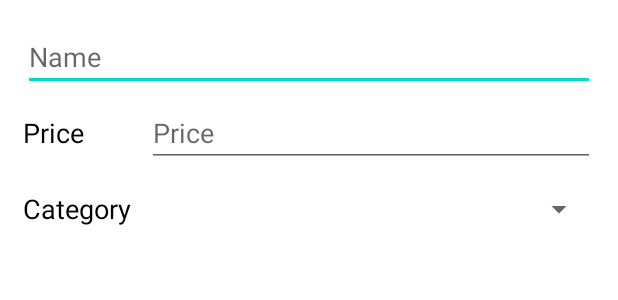
After one commit to avitim/AccountBookForMe_android, an Android app: the layout dialog_add_item.xml on its own in the app's theme, with its tools: preview values and no code run, on a phone screen of 412 x 824 dp. The commit adds this screen. Shown: the top 300 px of the screen. Run offline under Robolectric (Android 15) with nearby library versions, the light colour scheme and no system bars.

Commit message:
[update] 品物入力ダイアログ作成

```diff
--- a/AccountBookForMe/app/src/main/java/com/example/accountbookforme/adapter/DialogPaymentsAdapter.kt
+++ b/AccountBookForMe/app/src/main/java/com/example/accountbookforme/adapter/DialogPaymentsAdapter.kt
@@ -21,13 +21,13 @@ class DialogPaymentsAdapter(context: Context, var paymentList: List<Payment>) :
         var view = convertView
 
         if (view == null) {
-            view = layoutInflater.inflate(R.layout.dialog_item, parent, false)
+            view = layoutInflater.inflate(R.layout.filter_list_item, parent, false)
         }
 
-        val idView = view?.findViewById<TextView>(R.id.dialog_item_id)
+        val idView = view?.findViewById<TextView>(R.id.dialog_filter_id)
         idView?.text = payment.id.toString()
 
-        val nameView = view?.findViewById<TextView>(R.id.dialog_item_name)
+        val nameView = view?.findViewById<TextView>(R.id.dialog_filter_name)
         nameView?.text = payment.id.toString()
 
         return view!!
--- a/AccountBookForMe/app/src/main/java/com/example/accountbookforme/adapter/DialogStoresAdapter.kt
+++ b/AccountBookForMe/app/src/main/java/com/example/accountbookforme/adapter/DialogStoresAdapter.kt
@@ -21,13 +21,13 @@
         var view = convertView
 
         if (view == null) {
-            view = layoutInflater.inflate(R.layout.dialog_item, parent, false)
+            view = layoutInflater.inflate(R.layout.filter_list_item, parent, false)
         }
 
-        val idView = view?.findViewById<TextView>(R.id.dialog_item_id)
+        val idView = view?.findViewById<TextView>(R.id.dialog_filter_id)
         idView?.text = store.id.toString()
 
-        val nameView = view?.findViewById<TextView>(R.id.dialog_item_name)
+        val nameView = view?.findViewById<TextView>(R.id.dialog_filter_name)
         nameView?.text = store.name
 
         return view!!
--- a/AccountBookForMe/app/src/main/java/com/example/accountbookforme/fragment/ExpensesFragment.kt
+++ b/AccountBookForMe/app/src/main/java/com/example/accountbookforme/fragment/ExpensesFragment.kt
@@ -40,8 +40,8 @@ class ExpensesFragment : Fragment() {
         expenseAdapter = ExpenseAdapter()
 
         // セルのクリック処理
-        expenseAdapter.setOnExpenseItemClickListener(
-            object : ExpenseAdapter.OnExpenseItemClickListener {
+        expenseAdapter.setOnExpenseClickListener(
+            object : ExpenseAdapter.OnExpenseClickListener {
                 override fun onItemClick(expense: Expense) {
                     val intent = Intent(context, DetailActivity::class.java)
                     // 支出IDを渡す
--- a/AccountBookForMe/app/src/main/java/com/example/accountbookforme/model/ExpenseDetail.kt
+++ b/AccountBookForMe/app/src/main/java/com/example/accountbookforme/model/ExpenseDetail.kt
@@ -18,8 +18,8 @@ data class ExpenseDetail(
 
     var note: String? = null,
 
-    var paymentList: List<Payment>,
+    var paymentList: MutableList<Payment> = mutableListOf(),
 
-    var itemList: List<Item>,
+    var itemList: MutableList<Item> = mutableListOf(),
 
     )
--- /dev/null
+++ b/AccountBookForMe/app/src/main/res/layout/dialog_add_item.xml
@@ -0,0 +1,105 @@
+<?xml version="1.0" encoding="utf-8"?>
+<layout xmlns:android="http://schemas.android.com/apk/res/android"
+    xmlns:app="http://schemas.android.com/apk/res-auto"
+    xmlns:tools="http://schemas.android.com/tools">
+
+    <data>
+        <variable
+            name="vm"
+            type="com.example.accountbookforme.viewmodel.DialogAddItemViewModel" />
+    </data>
+
+    <androidx.constraintlayout.widget.ConstraintLayout
+        android:layout_width="match_parent"
+        android:layout_height="match_parent">
+
+        <EditText
+            android:id="@+id/itemName"
+            android:layout_width="0dp"
+            android:layout_height="wrap_content"
+            android:layout_margin="15dp"
+            android:ems="10"
+            android:hint="Name"
+            android:inputType="text"
+            app:layout_constraintEnd_toEndOf="parent"
+            app:layout_constraintStart_toStartOf="parent"
+            app:layout_constraintTop_toTopOf="parent" />
+
+        <TextView
+            android:id="@+id/itemPriceLabel"
+            android:layout_width="0dp"
+            android:layout_height="wrap_content"
+            android:layout_marginStart="15dp"
+            android:text="Price"
+            android:textColor="@color/black"
+            android:textSize="18sp"
+            app:layout_constraintStart_toStartOf="parent"
+            app:layout_constraintTop_toBottomOf="@+id/barrierName" />
+
+        <EditText
+            android:id="@+id/itemPrice"
+            android:layout_width="0dp"
+            android:layout_height="wrap_content"
+            android:layout_marginEnd="15dp"
+            android:ems="10"
+            android:hint="Price"
+            android:inputType="numberSigned"
+            app:layout_constraintBottom_toBottomOf="@+id/itemPriceLabel"
+            app:layout_constraintEnd_toEndOf="parent"
+            app:layout_constraintStart_toStartOf="@+id/barrierLabel"
+            app:layout_constraintTop_toTopOf="@+id/itemPriceLabel" />
+
+        <TextView
+            android:id="@+id/itemCategoryLabel"
+            android:layout_width="wrap_content"
+            android:layout_height="wrap_content"
+            android:layout_marginStart="15dp"
+            android:text="Category"
+            android:textColor="@color/black"
+            android:textSize="18sp"
+            app:layout_constraintStart_toStartOf="parent"
+            app:layout_constraintTop_toBottomOf="@+id/barrierPrice" />
+
+        <Spinner
+            android:id="@+id/itemCategory"
+            android:layout_width="0dp"
+            android:layout_height="wrap_content"
+            android:layout_marginEnd="15dp"
+            android:ems="10"
+            android:inputType="textPersonName"
+            android:text="Name"
+            app:layout_constraintBottom_toBottomOf="@+id/itemCategoryLabel"
+            app:layout_constraintEnd_toEndOf="parent"
+            app:layout_constraintStart_toStartOf="@+id/barrierLabel"
+            app:layout_constraintTop_toTopOf="@+id/itemCategoryLabel" />
+
+        <androidx.constraintlayout.widget.Barrier
+            android:id="@+id/barrierLabel"
+            android:layout_width="wrap_content"
+            android:layout_height="wrap_content"
+            app:barrierDirection="end"
+            app:barrierMargin="10dp"
+            app:constraint_referenced_ids="itemPriceLabel,itemCategoryLabel"
+            tools:layout_editor_absoluteX="72dp" />
+
+        <androidx.constraintlayout.widget.Barrier
+            android:id="@+id/barrierPrice"
+            android:layout_width="wrap_content"
+            android:layout_height="wrap_content"
+            app:barrierDirection="bottom"
+            app:barrierMargin="15dp"
+            app:constraint_referenced_ids="itemPrice,itemPriceLabel"
+            tools:layout_editor_absoluteY="60dp" />
+
+        <androidx.constraintlayout.widget.Barrier
+            android:id="@+id/barrierName"
+            android:layout_width="wrap_content"
+            android:layout_height="wrap_content"
+            app:barrierDirection="bottom"
+            app:barrierMargin="15dp"
+            app:constraint_referenced_ids="itemName"
+            tools:layout_editor_absoluteX="221dp"
+            tools:layout_editor_absoluteY="441dp" />
+
+    </androidx.constraintlayout.widget.ConstraintLayout>
+</layout>
--- a/AccountBookForMe/app/src/main/res/layout/dialog_item.xml
+++ b/AccountBookForMe/app/src/main/res/layout/filter_list_item.xml
@@ -4,14 +4,14 @@
     android:layout_height="match_parent">
 
     <TextView
-        android:id="@+id/dialog_item_id"
+        android:id="@+id/dialog_filter_id"
         android:layout_width="wrap_content"
         android:layout_height="wrap_content"
         android:layout_weight="1"
         android:visibility="gone" />
 
     <TextView
-        android:id="@+id/dialog_item_name"
+        android:id="@+id/dialog_filter_name"
         android:layout_width="wrap_content"
         android:layout_height="wrap_content"
         android:layout_weight="1"
```
Also changed, not shown: AccountBookForMe/app/src/main/java/com/example/accountbookforme/adapter/ExpenseAdapter.kt (+3 -7 lines), AccountBookForMe/app/src/main/java/com/example/accountbookforme/adapter/ExpenseItemAdapter.kt (+17 -0 lines), AccountBookForMe/app/src/main/java/com/example/accountbookforme/adapter/ItemCategoryAdapter.kt (added, +36 -0 lines), AccountBookForMe/app/src/main/java/com/example/accountbookforme/fragment/DialogAddItem.kt (added, +109 -0 lines), AccountBookForMe/app/src/main/java/com/example/accountbookforme/fragment/ExpenseDetailFragment.kt (+39 -11 lines), AccountBookForMe/app/src/main/java/com/example/accountbookforme/fragment/StoreListDialogFragment.kt (+1 -36 lines), AccountBookForMe/app/src/main/java/com/example/accountbookforme/model/Item.kt (+6 -6 lines), AccountBookForMe/app/src/main/java/com/example/accountbookforme/repository/CategoryRepository.kt (added, +12 -0 lines), AccountBookForMe/app/src/main/java/com/example/accountbookforme/viewmodel/CategoryViewModel.kt (added, +35 -0 lines), AccountBookForMe/app/src/main/java/com/example/accountbookforme/viewmodel/DialogAddItemViewModel.kt (added, +10 -0 lines), AccountBookForMe/app/src/main/java/com/example/accountbookforme/viewmodel/ExpenseDetailViewModel.kt (+32 -0 lines), AccountBookForMe/app/src/main/res/layout/dialog_payments.xml (deleted, +0 -12 lines).
